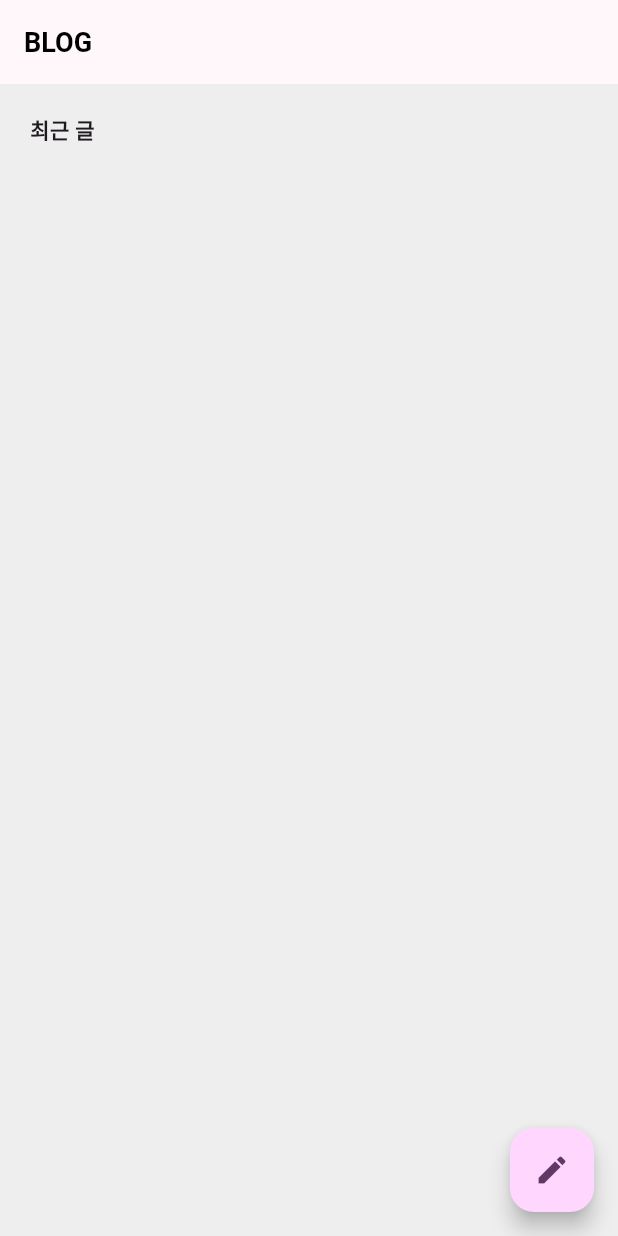
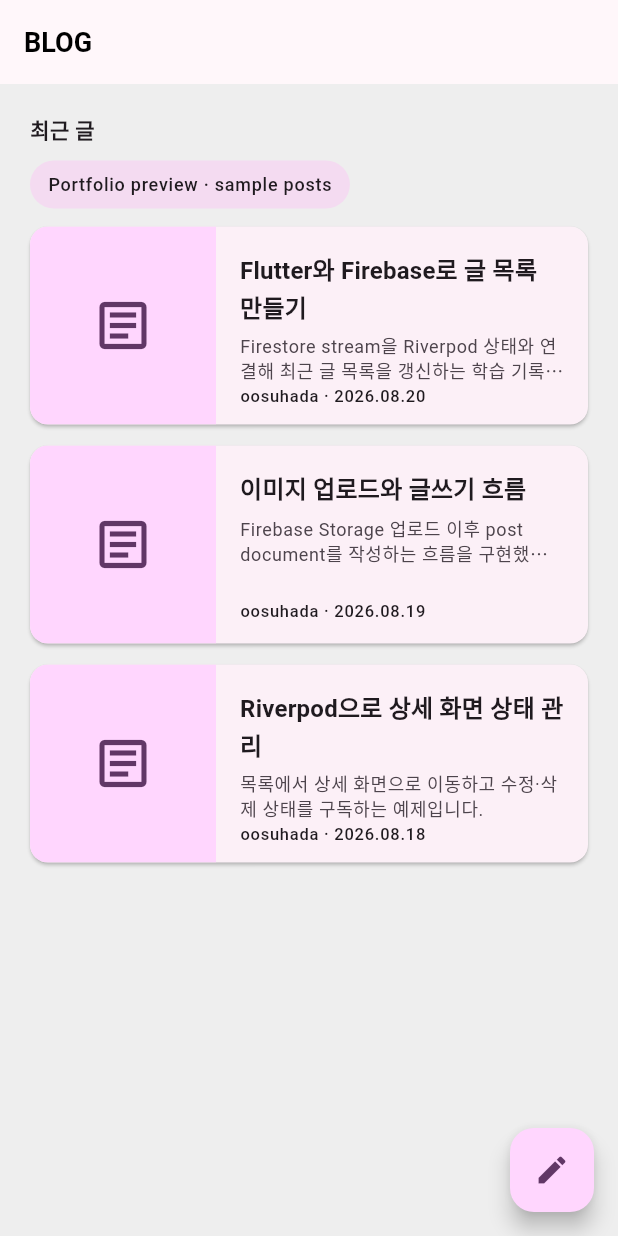
Before and after one commit to oosuhada/flutter_firebase_blog_app, a Flutter app: the screen it shows after launch, on a phone screen of 412 x 824 dp. Run offline on Flutter 3.47's test engine with Material 3 defaults, Android fonts, the phone set to English and light mode, and no system bars; our stand-ins replace cloud_firestore, firebase_core, firebase_storage, flutter_riverpod, image_picker; accounts and stored records are empty; generated files the repository leaves out were written again.

Commit message:
Improve Firebase blog mobile portfolio preview

```diff
--- a/lib/data/model/post.dart
+++ b/lib/data/model/post.dart
@@ -31,6 +31,6 @@ class Post {
         'title': title,
         'content': content,
         'createdAt': createdAt.toIso8601String(),
-        imgUrl: imgUrl,
+        'imgUrl': imgUrl,
       };
 }
--- a/lib/data/repository/post_repository.dart
+++ b/lib/data/repository/post_repository.dart
@@ -1,6 +1,7 @@
 import 'dart:async';
 
 import 'package:cloud_firestore/cloud_firestore.dart';
+import 'package:flutter/foundation.dart';
 import 'package:flutter_firebase_blog_app/data/model/post.dart';
 
 class PostRepository {
@@ -34,13 +35,13 @@ class PostRepository {
     required String writer,
     required String imgUrl,
   }) async {
-    print('PostRepository: insert 시작');
+    debugPrint('PostRepository: insert 시작');
     try {
       if (title.trim().isEmpty ||
           content.trim().isEmpty ||
           writer.trim().isEmpty ||
           imgUrl.trim().isEmpty) {
-        print('PostRepository: 유효하지 않은 입력 데이터');
+        debugPrint('PostRepository: 유효하지 않은 입력 데이터');
         return false;
       }
 
@@ -56,12 +57,12 @@ class PostRepository {
         'imgUrl': imgUrl,
       };
 
-      print('PostRepository: Firestore에 데이터 삽입 시도');
+      debugPrint('PostRepository: Firestore에 데이터 삽입 시도');
       docRef.set(map);
-      print('PostRepository: insert 완료');
+      debugPrint('PostRepository: insert 완료');
       return true;
     } catch (e) {
-      print('PostRepository: insert 에러 - $e');
+      debugPrint('PostRepository: insert 에러 - $e');
       return false;
     }
   }
@@ -77,7 +78,7 @@ class PostRepository {
         ...snapshot.data()!,
       });
     } catch (e) {
-      print(e);
+      debugPrint('$e');
       return null;
     }
   }
@@ -88,7 +89,7 @@ class PostRepository {
       docRef.delete();
       return true;
     } catch (e) {
-      print('$e');
+      debugPrint('$e');
       return false;
     }
   }
@@ -100,14 +101,14 @@ class PostRepository {
     required String content,
     required String imgUrl,
   }) async {
-    print('PostRepository: update 시작');
+    debugPrint('PostRepository: update 시작');
     try {
       if (id.trim().isEmpty ||
           title.trim().isEmpty ||
           content.trim().isEmpty ||
           writer.trim().isEmpty ||
           imgUrl.trim().isEmpty) {
-        print('PostRepository: 유효하지 않은 입력 데이터');
+        debugPrint('PostRepository: 유효하지 않은 입력 데이터');
         return false;
       }
 
@@ -118,10 +119,10 @@ class PostRepository {
         'content': content,
         'imgUrl': imgUrl,
       });
-      print('PostRepository: update 완료');
+      debugPrint('PostRepository: update 완료');
       return true;
     } catch (e) {
-      print('PostRepository: update 에러 - $e');
+      debugPrint('PostRepository: update 에러 - $e');
       return false;
     }
   }
--- a/lib/main.dart
+++ b/lib/main.dart
@@ -19,6 +19,7 @@ class MyApp extends StatelessWidget {
   @override
   Widget build(BuildContext context) {
     return MaterialApp(
+      debugShowCheckedModeBanner: false,
       theme: ThemeData(
         colorScheme: ColorScheme.fromSeed(
           // 앱 전체 색상 purple
@@ -35,7 +36,7 @@ class MyApp extends StatelessWidget {
           ),
         ),
       ),
-      home: HomePage(),
+      home: const HomePage(),
     );
   }
 }
--- a/lib/ui/pages/detail/detail_page.dart
+++ b/lib/ui/pages/detail/detail_page.dart
@@ -5,8 +5,8 @@ import 'package:flutter_firebase_blog_app/ui/pages/write/write_page.dart';
 import 'package:flutter_riverpod/flutter_riverpod.dart';
 
 class DetailPage extends ConsumerWidget {
-  DetailPage(this.post);
-  Post post;
+  const DetailPage(this.post, {super.key});
+  final Post post;
 
   @override
   Widget build(BuildContext context, WidgetRef ref) {
@@ -29,7 +29,7 @@ class DetailPage extends ConsumerWidget {
             button(Icons.delete, () async {
               final result =
                   await ref.read(detailViewModel(post).notifier).delete();
-              if (result) {
+              if (result && context.mounted) {
                 Navigator.pop(context);
               }
             }),
--- a/lib/ui/pages/detail/detail_view_model.dart
+++ b/lib/ui/pages/detail/detail_view_model.dart
@@ -1,5 +1,6 @@
 import 'dart:async';
 
+import 'package:flutter/foundation.dart';
 import 'package:flutter_firebase_blog_app/data/model/post.dart';
 import 'package:flutter_firebase_blog_app/data/repository/post_repository.dart';
 import 'package:flutter_riverpod/flutter_riverpod.dart';
@@ -23,7 +24,7 @@ class DetailViewModel extends AutoDisposeFamilyNotifier<Post?, Post> {
     );
     ref.onDispose(
       () {
-        print("DISPOSE 됨");
+        debugPrint('DISPOSE 됨');
         streamSubscription.cancel();
       },
     );
--- a/lib/ui/pages/home/home_page.dart
+++ b/lib/ui/pages/home/home_page.dart
@@ -3,16 +3,19 @@ import 'package:flutter_firebase_blog_app/ui/pages/home/widgets/home_list_view.d
 import 'package:flutter_firebase_blog_app/ui/pages/write/write_page.dart';
 
 class HomePage extends StatelessWidget {
+  const HomePage({super.key});
+
   @override
   Widget build(BuildContext context) {
     return Scaffold(
       appBar: AppBar(
-        title: Text('BLOG'),
+        title: const Text('BLOG'),
+        centerTitle: false,
       ),
       // 6. Scaffold body 영역의 색상
       backgroundColor: Colors.grey[200],
       // 7. 패딩 적용
-      body: Padding(
+      body: const Padding(
         padding: EdgeInsets.all(20),
         // 1. 레이아웃 배치
         child: Column(
@@ -40,11 +43,11 @@ class HomePage extends StatelessWidget {
         onPressed: () {
           Navigator.push(context, MaterialPageRoute(
             builder: (context) {
-              return WritePage(post: null);
+              return const WritePage(post: null);
             },
           ));
         },
-        child: Icon(Icons.edit),
+        child: const Icon(Icons.edit),
       ),
     );
   }
--- a/lib/ui/pages/home/home_view_model.dart
+++ b/lib/ui/pages/home/home_view_model.dart
@@ -4,39 +4,72 @@ import 'package:flutter_firebase_blog_app/data/model/post.dart';
 import 'package:flutter_firebase_blog_app/data/repository/post_repository.dart';
 import 'package:flutter_riverpod/flutter_riverpod.dart';
 
-// 1. 상태 클래스 => List<Post> 로 사용
-// 2. ViewModel 구현
-class HomeViewModel extends Notifier<List<Post>> {
-  HomeViewModel();
+class HomeState {
+  const HomeState({required this.posts, required this.isSample});
+
+  final List<Post> posts;
+  final bool isSample;
+}
+
+class HomeViewModel extends Notifier<HomeState> {
+  final postRepository = const PostRepository();
+
+  static final List<Post> samplePosts = [
+    Post(
+      id: 'sample-1',
+      writer: 'oosuhada',
+      title: 'Flutter와 Firebase로 글 목록 만들기',
+      content: 'Firestore stream을 Riverpod 상태와 연결해 최근 글 목록을 갱신하는 학습 기록입니다.',
+      createdAt: DateTime(2026, 8, 20, 18, 20),
+      imgUrl: '',
+    ),
+    Post(
+      id: 'sample-2',
+      writer: 'oosuhada',
+      title: '이미지 업로드와 글쓰기 흐름',
+      content: 'Firebase Storage 업로드 이후 post document를 작성하는 흐름을 구현했습니다.',
+      createdAt: DateTime(2026, 8, 19, 21, 10),
+      imgUrl: '',
+    ),
+    Post(
+      id: 'sample-3',
+      writer: 'oosuhada',
+      title: 'Riverpod으로 상세 화면 상태 관리',
+      content: '목록에서 상세 화면으로 이동하고 수정·삭제 상태를 구독하는 예제입니다.',
+      createdAt: DateTime(2026, 8, 18, 15, 40),
+      imgUrl: '',
+    ),
+  ];
 
   @override
-  List<Post> build() {
-    fetchData();
-    return [];
+  HomeState build() {
+    _listenStream();
+    return HomeState(posts: samplePosts, isSample: true);
   }
 
-  final postRepository = const PostRepository();
+  void _listenStream() {
+    StreamSubscription<List<Post>>? subscription;
 
-  Future<void> fetchData() async {
-    // state = await postRepository.getAll();
-    // 1. 스트림을 받아옵니다
-    final stream = postRepository.postListStream();
-    // 2. 스트림의 변경사항을 구독하고 상태를 업데이트 해줍니다!
-    final streamSubscription = stream.listen(
-      (newList) {
-        state = newList;
-      },
-    );
+    try {
+      subscription = postRepository.postListStream().listen(
+        (posts) {
+          if (posts.isNotEmpty) {
+            state = HomeState(posts: posts, isSample: false);
+          }
+        },
+        onError: (_) {
+          state = HomeState(posts: samplePosts, isSample: true);
+        },
+      );
+    } catch (_) {
+      state = HomeState(posts: samplePosts, isSample: true);
+    }
 
-    // 2. 이 뷰모델이 없어질 때 구독을 끝내주어야 메모리에서 안전하게 제거가 돼요!
-    ref.onDispose(
-      () {
-        streamSubscription.cancel();
-      },
-    );
+    ref.onDispose(() {
+      subscription?.cancel();
+    });
   }
 }
 
-// 3. ViewModel 관리자 구현
 final homeViewModel =
-    NotifierProvider<HomeViewModel, List<Post>>(() => HomeViewModel());
+    NotifierProvider<HomeViewModel, HomeState>(() => HomeViewModel());
--- a/lib/ui/pages/home/widgets/home_list_view.dart
+++ b/lib/ui/pages/home/widgets/home_list_view.dart
@@ -4,102 +4,161 @@ import 'package:flutter_firebase_blog_app/ui/pages/detail/detail_page.dart';
 import 'package:flutter_firebase_blog_app/ui/pages/home/home_view_model.dart';
 import 'package:flutter_riverpod/flutter_riverpod.dart';
 
-class HomeListView extends StatelessWidget {
+class HomeListView extends ConsumerWidget {
+  const HomeListView({super.key});
+
   @override
-  Widget build(BuildContext context) {
+  Widget build(BuildContext context, WidgetRef ref) {
+    final state = ref.watch(homeViewModel);
+
     return Expanded(
-      child: Consumer(builder: (context, ref, child) {
-        final state = ref.watch(homeViewModel);
-        return ListView.separated(
-          itemCount: state.length,
-          separatorBuilder: (context, index) => SizedBox(height: 10),
-          itemBuilder: (context, index) {
-            return item(state[index]);
-          },
-        );
-      }),
-    );
-  }
-
-  Widget item(Post post) {
-    return Builder(builder: (context) {
-      return GestureDetector(
-        onTap: () {
-          Navigator.push(context, MaterialPageRoute(
-            builder: (context) {
-              return DetailPage(post);
-            },
-          ));
-        },
-        child: SizedBox(
-          height: 120,
-          width: double.infinity,
-          child: Stack(
+      child: Column(
+        crossAxisAlignment: CrossAxisAlignment.start,
         children: [
-              Positioned(
-                right: 0,
-                width: 120,
-                height: 120,
-                child: AspectRatio(
-                  aspectRatio: 1,
-                  child: ClipRRect(
-                    borderRadius: BorderRadius.circular(20),
-                    child: Image.network(
-                      post.imgUrl,
-                      fit: BoxFit.cover,
+          if (state.isSample)
+            Padding(
+              padding: const EdgeInsets.only(bottom: 12),
+              child: Container(
+                padding:
+                    const EdgeInsets.symmetric(horizontal: 12, vertical: 8),
+                decoration: BoxDecoration(
+                  color: Theme.of(context).colorScheme.secondaryContainer,
+                  borderRadius: BorderRadius.circular(999),
+                ),
+                child: Text(
+                  'Portfolio preview · sample posts',
+                  style: Theme.of(context).textTheme.labelMedium,
                 ),
               ),
             ),
+          Expanded(
+            child: ListView.separated(
+              itemCount: state.posts.length,
+              separatorBuilder: (context, index) => const SizedBox(height: 14),
+              itemBuilder: (context, index) => _PostCard(
+                post: state.posts[index],
+                isSample: state.isSample,
               ),
-              Container(
-                width: double.infinity,
+            ),
+          ),
+        ],
+      ),
+    );
+  }
+}
+
+class _PostCard extends StatelessWidget {
+  const _PostCard({required this.post, required this.isSample});
+
+  final Post post;
+  final bool isSample;
+
+  @override
+  Widget build(BuildContext context) {
+    return Card(
+      clipBehavior: Clip.antiAlias,
+      margin: EdgeInsets.zero,
+      child: InkWell(
+        onTap: isSample
+            ? null
+            : () {
+                Navigator.push(
+                  context,
+                  MaterialPageRoute(builder: (_) => DetailPage(post)),
+                );
+              },
+        child: SizedBox(
+          height: 132,
+          child: Row(
+            children: [
+              SizedBox(
+                width: 124,
                 height: double.infinity,
-                margin: EdgeInsets.only(right: 100),
-                decoration: BoxDecoration(
-                  color: Colors.white,
-                  borderRadius: BorderRadius.circular(20),
+                child: _PostImage(post: post),
               ),
-                // 5. padding 설정
-                padding: EdgeInsets.symmetric(horizontal: 20, vertical: 16),
+              Expanded(
+                child: Padding(
+                  padding: const EdgeInsets.fromLTRB(16, 16, 16, 14),
                   child: Column(
-                  // 6. 정렬 조정
                     crossAxisAlignment: CrossAxisAlignment.start,
                     children: [
-                    // 4. Container 자녀요소 배치
                       Text(
                         post.title,
-                      style: TextStyle(
+                        maxLines: 2,
+                        overflow: TextOverflow.ellipsis,
+                        style:
+                            Theme.of(context).textTheme.titleMedium?.copyWith(
                                   fontWeight: FontWeight.bold,
-                        fontSize: 14,
                                 ),
                       ),
-                    Spacer(),
+                      const SizedBox(height: 6),
                       Text(
                         post.content,
-                      maxLines: 1,
+                        maxLines: 2,
                         overflow: TextOverflow.ellipsis,
-                      style: TextStyle(
-                        fontWeight: FontWeight.w200,
-                        color: Colors.grey,
-                        fontSize: 12,
+                        style: Theme.of(context).textTheme.bodySmall?.copyWith(
+                              color: Theme.of(context)
+                                  .colorScheme
+                                  .onSurfaceVariant,
                             ),
                       ),
-                    SizedBox(height: 4),
+                      const Spacer(),
                       Text(
-                      '${post.createdAt.year}.${post.createdAt.month}.${post.createdAt.day} ${post.createdAt.hour}:${post.createdAt.minute}',
-                      style: TextStyle(
-                        fontWeight: FontWeight.w200,
-                        color: Colors.grey,
-                        fontSize: 12,
+                        '${post.writer} · ${_date(post.createdAt)}',
+                        style: Theme.of(context).textTheme.labelSmall,
+                      ),
+                    ],
+                  ),
                 ),
               ),
             ],
           ),
         ),
-            ],
+      ),
+    );
+  }
+
+  String _date(DateTime time) {
+    String two(int value) => value.toString().padLeft(2, '0');
+    return '${time.year}.${two(time.month)}.${two(time.day)}';
+  }
+}
+
+class _PostImage extends StatelessWidget {
+  const _PostImage({required this.post});
+
+  final Post post;
+
+  @override
+  Widget build(BuildContext context) {
+    if (post.imgUrl.trim().isNotEmpty) {
+      return Image.network(
+        post.imgUrl,
+        fit: BoxFit.cover,
+        errorBuilder: (_, __, ___) => const _ImagePlaceholder(),
+      );
+    }
+
+    return const _ImagePlaceholder();
+  }
+}
+
+class _ImagePlaceholder extends StatelessWidget {
+  const _ImagePlaceholder();
+
+  @override
+  Widget build(BuildContext context) {
+    return DecoratedBox(
+      decoration: BoxDecoration(
+        color: Theme.of(context).colorScheme.primaryContainer,
+      ),
+      child: Center(
+        child: Icon(
+          Icons.article_outlined,
+          size: 42,
+          color: Theme.of(context).colorScheme.onPrimaryContainer,
         ),
       ),
     );
-    });
   }
 }
--- a/lib/ui/pages/write/write_page.dart
+++ b/lib/ui/pages/write/write_page.dart
@@ -48,7 +48,6 @@ class _WritePageState extends ConsumerState<WritePage> {
           actions: [
             GestureDetector(
               onTap: () async {
-                print('완료 선택됨.');
                 //currentState는 null 값 가능
                 // 만약 null 값이라면 false 반환(유효성 검사 실패)
                 final result = formKey.currentState?.validate() ?? false;
@@ -58,7 +57,7 @@ class _WritePageState extends ConsumerState<WritePage> {
                     title: titleController.text,
                     content: contentController.text,
                   );
-                  if (insertResult) {
+                  if (insertResult && context.mounted) {
                     Navigator.pop(context);
                   }
                 }
--- a/lib/ui/pages/write/write_view_model.dart
+++ b/lib/ui/pages/write/write_view_model.dart
@@ -2,6 +2,7 @@ import 'dart:async';
 import 'dart:io';
 
 import 'package:firebase_storage/firebase_storage.dart';
+import 'package:flutter/foundation.dart';
 import 'package:flutter_firebase_blog_app/data/model/post.dart';
 import 'package:flutter_firebase_blog_app/data/repository/post_repository.dart';
 import 'package:flutter_riverpod/flutter_riverpod.dart';
@@ -33,17 +34,19 @@ class WriteViewModel extends AutoDisposeFamilyNotifier<WritePageState, Post?> {
     required String title,
     required String content,
   }) async {
-    print('WriteViewModel: insert 메서드 시작');
+    debugPrint('WriteViewModel: insert 메서드 시작');
 
     if (state.imageUrl == null) {
-      print('WriteViewModel: 이미지 URL이 없습니다.');
+      debugPrint('WriteViewModel: 이미지 URL이 없습니다.');
       return false;
     }
 
     state = WritePageState(true, state.imageUrl);
 
     try {
-      print('WriteViewModel: ${arg == null ? "새 포스트 작성" : "포스트 수정"} 시작');
+      debugPrint(
+        'WriteViewModel: ${arg == null ? "새 포스트 작성" : "포스트 수정"} 시작',
+      );
       final result = arg == null
           ? await postRepository.insert(
               writer: writer,
@@ -59,14 +62,14 @@ class WriteViewModel extends AutoDisposeFamilyNotifier<WritePageState, Post?> {
               imgUrl: state.imageUrl!,
             );
 
-      print('WriteViewModel: 작업 결과 - $result');
+      debugPrint('WriteViewModel: 작업 결과 - $result');
       return result;
     } catch (e) {
-      print('WriteViewModel: 에러 발생 - $e');
+      debugPrint('WriteViewModel: 에러 발생 - $e');
       return false;
     } finally {
       state = WritePageState(false, state.imageUrl);
-      print('WriteViewModel: insert 메서드 종료');
+      debugPrint('WriteViewModel: insert 메서드 종료');
     }
   }
 
@@ -87,7 +90,7 @@ class WriteViewModel extends AutoDisposeFamilyNotifier<WritePageState, Post?> {
       final url = await imageRef.getDownloadURL();
       state = WritePageState(false, url);
     } catch (e) {
-      print(e);
+      debugPrint('$e');
     }
   }
 }
```
Also changed, not shown: .github/assets/ui-preview.png, pubspec.lock, 5 other files. Lines whose indentation alone changed are shown as unchanged.
